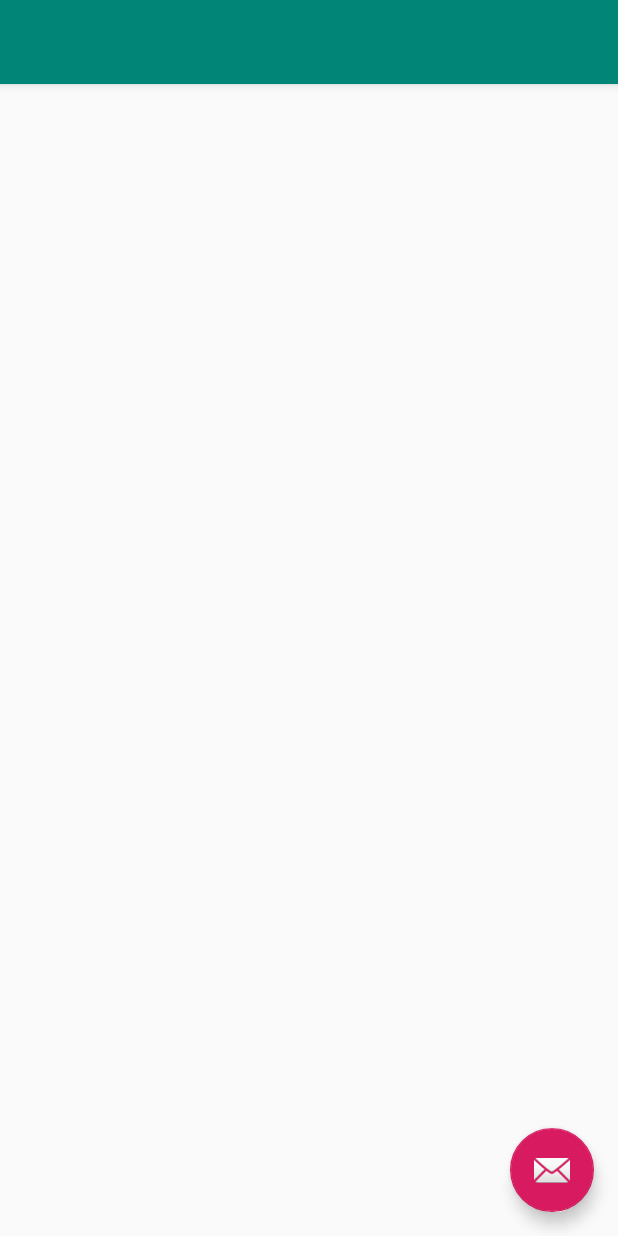
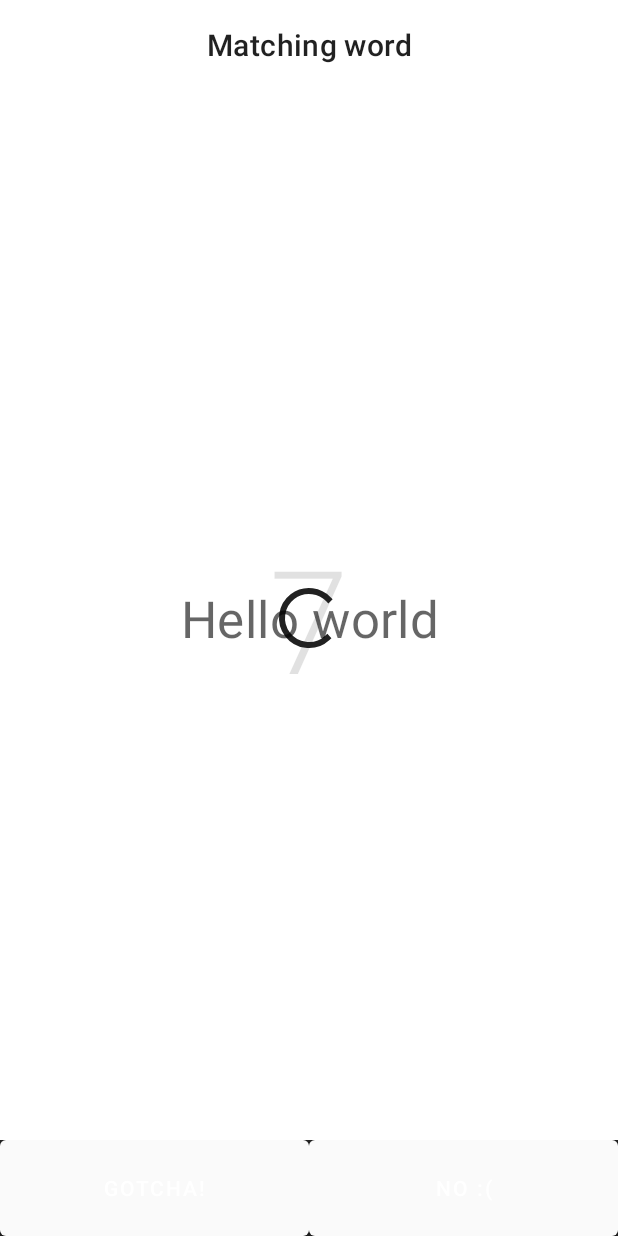
Before and after one commit to vdbo/GuessWordTA, an Android app: the layout activity_main.xml on its own in the app's theme, with its tools: preview values and no code run, on a phone screen of 412 x 824 dp. Run offline under Robolectric (Android 15) with nearby library versions, the phone set to English and light mode, and no system bars; network calls fail.

```diff
--- a/app/src/main/kotlin/com/vdbo/guesswordta/data/source/remote/BApi.kt
+++ b/app/src/main/kotlin/com/vdbo/guesswordta/data/source/remote/BApi.kt
@@ -1,12 +1,12 @@
 package com.vdbo.guesswordta.data.source.remote
 
-import com.vdbo.guesswordta.data.word.WordPair
+import com.vdbo.guesswordta.data.word.WordEngSpaPair
 import io.reactivex.Single
 import retrofit2.http.GET
 
 interface BApi {
 
     @GET("7ac6cdb4bf5e032f4c737aaafe659b33/raw/baa9fe0d586082d85db71f346e2b039c580c5804/")
-    fun getWords(): Single<List<WordPair>>
+    fun getWords(): Single<List<WordEngSpaPair>>
 
 }
--- a/app/src/main/kotlin/com/vdbo/guesswordta/data/word/LangPair.kt
+++ /dev/null
@@ -1,5 +0,0 @@
-package com.vdbo.guesswordta.data.word
-
-enum class LangPair {
-    ENG_SPA
-}
--- a/app/src/main/kotlin/com/vdbo/guesswordta/data/word/WordRepository.kt
+++ b/app/src/main/kotlin/com/vdbo/guesswordta/data/word/WordRepository.kt
@@ -10,7 +10,7 @@ import javax.inject.Inject
     private val bApi: BApi
 ) {
 
-    fun getWords(): Single<List<WordPair>> {
+    fun getWords(): Single<List<WordEngSpaPair>> {
         return bApi.getWords()
             .subscribeOn(Schedulers.io())
     }
--- a/app/src/main/res/layout/activity_main.xml
+++ b/app/src/main/res/layout/activity_main.xml
@@ -1,4 +1,3 @@
-<?xml version="1.0" encoding="utf-8"?>
 <androidx.coordinatorlayout.widget.CoordinatorLayout xmlns:android="http://schemas.android.com/apk/res/android"
     xmlns:app="http://schemas.android.com/apk/res-auto"
     xmlns:tools="http://schemas.android.com/tools"
@@ -6,26 +5,82 @@
     android:layout_height="match_parent"
     tools:context=".presentation.MainActivity">
 
-    <com.google.android.material.appbar.AppBarLayout
+    <FrameLayout
+        android:id="@+id/container"
         android:layout_width="match_parent"
-        android:layout_height="wrap_content"
-        android:theme="@style/AppTheme.AppBarOverlay">
+        android:layout_height="match_parent"
+        app:layout_behavior="@string/appbar_scrolling_view_behavior">
 
-        <androidx.appcompat.widget.Toolbar
-            android:id="@+id/toolbar"
+        <TextView
+            android:id="@+id/counter"
+            android:layout_width="wrap_content"
+            android:layout_height="wrap_content"
+            android:layout_gravity="center"
+            android:alpha="0.2"
+            android:textAppearance="@style/TextAppearance.MaterialComponents.Headline1"
+            tools:text="7" />
+
+        <ProgressBar
+            android:id="@+id/progress"
+            android:layout_width="wrap_content"
+            android:layout_height="wrap_content"
+            android:layout_gravity="center"
+            android:indeterminate="true"
+            android:visibility="gone"
+            tools:visibility="visible" />
+
+        <TextView
+            android:id="@+id/matching_word"
+            android:layout_width="wrap_content"
+            android:layout_height="wrap_content"
+            android:layout_gravity="top|center_horizontal"
+            android:layout_margin="@dimen/material_16"
+            android:gravity="center"
+            android:textAppearance="@style/TextAppearance.MaterialComponents.Headline6"
+            android:visibility="gone"
+            tools:text="Matching word"
+            tools:visibility="visible" />
+
+        <TextView
+            android:id="@+id/original_word"
+            android:layout_width="wrap_content"
+            android:layout_height="wrap_content"
+            android:layout_gravity="center"
+            android:layout_margin="@dimen/material_32"
+            android:gravity="center"
+            android:textAppearance="@style/TextAppearance.MaterialComponents.Headline4"
+            tools:text="Hello world" />
+
+        <LinearLayout
             android:layout_width="match_parent"
-            android:layout_height="?attr/actionBarSize"
-            android:background="?attr/colorPrimary"
-            app:popupTheme="@style/AppTheme.PopupOverlay" />
+            android:layout_height="wrap_content"
+            android:layout_gravity="bottom"
+            android:background="@color/colorAccent"
+            android:orientation="horizontal">
 
-    </com.google.android.material.appbar.AppBarLayout>
+            <com.google.android.material.button.MaterialButton
+                android:id="@+id/match"
+                style="@style/Widget.MaterialComponents.Button"
+                android:layout_width="0dp"
+                android:layout_height="@dimen/material_64"
+                android:layout_weight="1"
+                android:insetTop="0dp"
+                android:insetBottom="0dp"
+                android:text="@string/match" />
 
-    <com.google.android.material.floatingactionbutton.FloatingActionButton
-        android:id="@+id/fab"
-        android:layout_width="wrap_content"
-        android:layout_height="wrap_content"
-        android:layout_gravity="bottom|end"
-        android:layout_margin="@dimen/fab_margin"
-        app:srcCompat="@android:drawable/ic_dialog_email" />
+            <com.google.android.material.button.MaterialButton
+                android:id="@+id/not_match"
+                style="@style/Widget.MaterialComponents.Button"
+                android:layout_width="0dp"
+                android:layout_height="@dimen/material_64"
+                android:layout_weight="1"
+                android:insetTop="0dp"
+                android:insetBottom="0dp"
+                android:text="@string/not_match" />
+
+        </LinearLayout>
+
+    </FrameLayout>
+
 
 </androidx.coordinatorlayout.widget.CoordinatorLayout>
--- a/app/src/main/res/values/colors.xml
+++ b/app/src/main/res/values/colors.xml
@@ -1,6 +1,8 @@
 <?xml version="1.0" encoding="utf-8"?>
 <resources>
-    <color name="colorPrimary">#008577</color>
-    <color name="colorPrimaryDark">#00574B</color>
-    <color name="colorAccent">#D81B60</color>
+    <color name="colorPrimary">#fafafa</color>
+    <color name="colorPrimaryDark">#c7c7c7</color>
+    <color name="colorAccent">#212121</color>
+    <color name="correct">#4caf50</color>
+    <color name="wrong">#ff5722</color>
 </resources>
--- a/app/src/main/res/values/dimens.xml
+++ b/app/src/main/res/values/dimens.xml
@@ -1,3 +1,6 @@
 <resources>
-    <dimen name="fab_margin">16dp</dimen>
+    <dimen name="material_8">8dp</dimen>
+    <dimen name="material_16">16dp</dimen>
+    <dimen name="material_32">32dp</dimen>
+    <dimen name="material_64">64dp</dimen>
 </resources>
--- a/app/src/main/res/values/strings.xml
+++ b/app/src/main/res/values/strings.xml
@@ -1,4 +1,8 @@
 <resources>
     <string name="app_name">GuessWordTA</string>
     <string name="action_settings">Settings</string>
+    <string name="match">Gotcha!</string>
+    <string name="not_match">No :(</string>
+    <string name="correct">Correct :)</string>
+    <string name="wrong">Wrong :(</string>
 </resources>
--- a/app/src/main/res/values/styles.xml
+++ b/app/src/main/res/values/styles.xml
@@ -1,7 +1,7 @@
 <resources>
 
     <!-- Base application theme. -->
-    <style name="AppTheme" parent="Theme.AppCompat.Light.DarkActionBar">
+    <style name="AppTheme" parent="Theme.MaterialComponents.Light.NoActionBar">
         <!-- Customize your theme here. -->
         <item name="colorPrimary">@color/colorPrimary</item>
         <item name="colorPrimaryDark">@color/colorPrimaryDark</item>
```
Also changed, not shown: app/src/main/kotlin/com/vdbo/guesswordta/data/word/WordEngSpaPair.kt (added, +8 -0 lines), app/src/main/kotlin/com/vdbo/guesswordta/data/word/WordPair.kt (deleted, +0 -10 lines), app/src/main/kotlin/com/vdbo/guesswordta/presentation/GameManager.kt (added, +112 -0 lines), app/src/main/kotlin/com/vdbo/guesswordta/presentation/MainActivity.kt (+52 -21 lines), app/src/main/kotlin/com/vdbo/guesswordta/presentation/MainState.kt (added, +29 -0 lines), app/src/main/kotlin/com/vdbo/guesswordta/presentation/MainViewModel.kt (+71 -4 lines), app/src/main/res/menu/menu_main.xml (deleted, +0 -10 lines).
